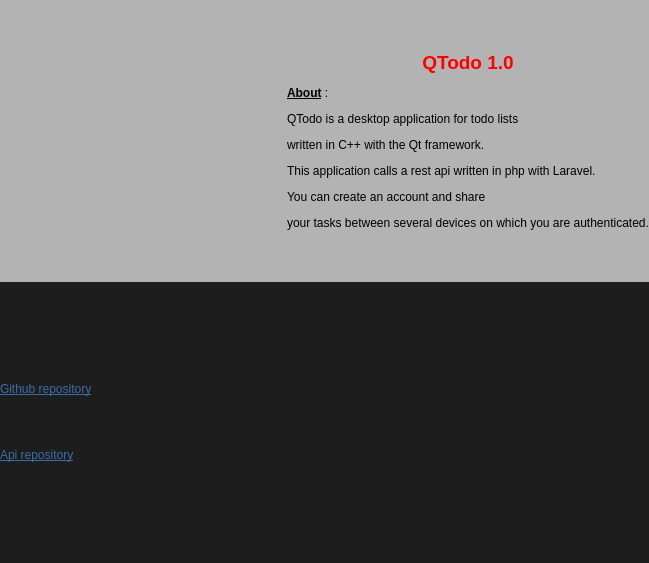
Before: the Qt Designer form include/HomeWidget.ui in Ola-jed/QTodo, drawn with Qt 5.
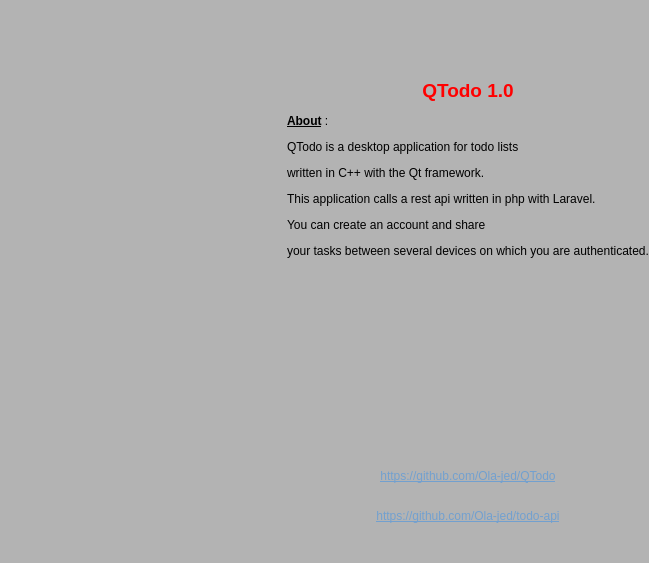
After: the same form once the commit is applied. Icons and pictures are not drawn.

```diff
--- a/include/HomeWidget.ui
+++ b/include/HomeWidget.ui
@@ -13,7 +13,7 @@
   <property name="windowTitle">
    <string>HomeWidget</string>
   </property>
-  <layout class="QGridLayout" name="gridLayout">
+  <layout class="QGridLayout" name="gridLayout" columnstretch="0,0">
    <property name="leftMargin">
     <number>0</number>
    </property>
@@ -29,26 +29,43 @@
    <property name="spacing">
     <number>0</number>
    </property>
-   <item row="0" column="0" colspan="2">
-    <widget class="QLabel" name="iconLabel">
-     <property name="styleSheet">
-      <string notr="true">background-color:rgba(86, 86, 86, 100)</string>
-     </property>
-     <property name="text">
-      <string/>
-     </property>
-     <property name="pixmap">
-      <pixmap>../assets/icon.png</pixmap>
-     </property>
-     <property name="scaledContents">
-      <bool>false</bool>
-     </property>
-     <property name="alignment">
-      <set>Qt::AlignCenter</set>
-     </property>
-    </widget>
-   </item>
-   <item row="0" column="2">
+   <item row="0" column="1">
+    <widget class="QWidget" name="widget" native="true">
+     <layout class="QGridLayout" name="gridLayout_2">
+      <property name="leftMargin">
+       <number>0</number>
+      </property>
+      <property name="topMargin">
+       <number>0</number>
+      </property>
+      <property name="rightMargin">
+       <number>0</number>
+      </property>
+      <property name="bottomMargin">
+       <number>0</number>
+      </property>
+      <property name="spacing">
+       <number>0</number>
+      </property>
+      <item row="0" column="1">
+       <widget class="QWidget" name="widget_2" native="true">
+        <layout class="QVBoxLayout" name="verticalLayout" stretch="3,1,1">
+         <property name="spacing">
+          <number>0</number>
+         </property>
+         <property name="leftMargin">
+          <number>0</number>
+         </property>
+         <property name="topMargin">
+          <number>0</number>
+         </property>
+         <property name="rightMargin">
+          <number>0</number>
+         </property>
+         <property name="bottomMargin">
+          <number>0</number>
+         </property>
+         <item>
     <widget class="QLabel" name="label_2">
      <property name="styleSheet">
       <string notr="true">background-color:rgba(86, 86, 86, 100)</string>
@@ -67,22 +84,38 @@
      </property>
     </widget>
    </item>
-   <item row="1" column="0" colspan="3">
+         <item>
     <widget class="QLabel" name="label_3">
      <property name="styleSheet">
-      <string notr="true">background-color:#1d1d1d;</string>
+            <string notr="true">background-color:rgba(86, 86, 86, 100)</string>
      </property>
      <property name="text">
-      <string>&lt;html&gt;&lt;head/&gt;&lt;body&gt;&lt;p&gt;&lt;a href=&quot;https://github.com/Ola-jed/QTodo&quot;&gt;&lt;span style=&quot; text-decoration: underline; color:#3b6ca7;&quot;&gt;Github repository&lt;/span&gt;&lt;/a&gt;&lt;/p&gt;&lt;p&gt;&lt;br/&gt;&lt;/p&gt;&lt;p&gt;&lt;a href=&quot;https://github.com/Ola-jed/todo-api&quot;&gt;&lt;span style=&quot; text-decoration: underline; color:#3b6ca7;&quot;&gt;Api repository&lt;/span&gt;&lt;/a&gt;&lt;/p&gt;&lt;/body&gt;&lt;/html&gt;</string>
-     </property>
-     <property name="textFormat">
-      <enum>Qt::RichText</enum>
+            <string/>
+           </property>
+           <property name="pixmap">
+            <pixmap resource="../resources.qrc">:/assets/github.png</pixmap>
      </property>
      <property name="alignment">
-      <set>Qt::AlignLeading|Qt::AlignLeft|Qt::AlignVCenter</set>
+            <set>Qt::AlignBottom|Qt::AlignHCenter</set>
      </property>
      <property name="margin">
-      <number>20</number>
+            <number>5</number>
+           </property>
+          </widget>
+         </item>
+         <item>
+          <widget class="QLabel" name="label">
+           <property name="styleSheet">
+            <string notr="true">background-color:rgba(86, 86, 86, 100)</string>
+           </property>
+           <property name="text">
+            <string>&lt;html&gt;&lt;head/&gt;&lt;body&gt;&lt;p&gt;&lt;a href=&quot;https://github.com/Ola-jed/QTodo&quot;&gt;&lt;span style=&quot; text-decoration: underline; color:#72a0cf;&quot;&gt;https://github.com/Ola-jed/QTodo&lt;/span&gt;&lt;/a&gt;&lt;span style=&quot; color:#72a0cf;&quot;&gt;&lt;br/&gt;&lt;/span&gt;&lt;/p&gt;&lt;p&gt;&lt;a href=&quot;https://github.com/Ola-jed/todo-api&quot;&gt;&lt;span style=&quot; text-decoration: underline; color:#72a0cf;&quot;&gt;https://github.com/Ola-jed/todo-api&lt;/span&gt;&lt;/a&gt;&lt;/p&gt;&lt;p&gt;&lt;span style=&quot; color:#72a0cf;&quot;&gt;&lt;br/&gt;&lt;/span&gt;&lt;/p&gt;&lt;/body&gt;&lt;/html&gt;</string>
+           </property>
+           <property name="alignment">
+            <set>Qt::AlignBottom|Qt::AlignHCenter</set>
+           </property>
+           <property name="margin">
+            <number>0</number>
      </property>
      <property name="openExternalLinks">
       <bool>true</bool>
@@ -91,6 +124,36 @@
    </item>
   </layout>
  </widget>
- <resources/>
+      </item>
+      <item row="0" column="0">
+       <widget class="QLabel" name="iconLabel">
+        <property name="autoFillBackground">
+         <bool>false</bool>
+        </property>
+        <property name="styleSheet">
+         <string notr="true">background-color:rgba(86, 86, 86, 100)</string>
+        </property>
+        <property name="text">
+         <string/>
+        </property>
+        <property name="pixmap">
+         <pixmap>../assets/icon.png</pixmap>
+        </property>
+        <property name="scaledContents">
+         <bool>false</bool>
+        </property>
+        <property name="alignment">
+         <set>Qt::AlignCenter</set>
+        </property>
+       </widget>
+      </item>
+     </layout>
+    </widget>
+   </item>
+  </layout>
+ </widget>
+ <resources>
+  <include location="../resources.qrc"/>
+ </resources>
  <connections/>
 </ui>
```
Lines whose indentation alone changed are shown as unchanged.
